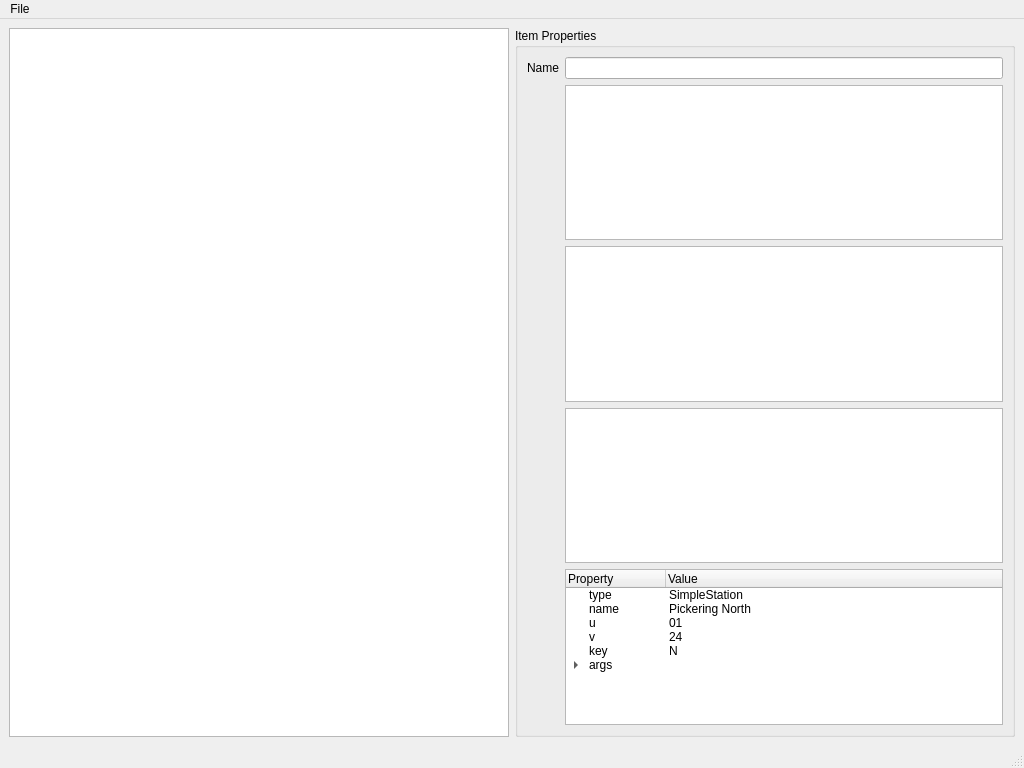
Qt form spur/resources/ui/MainWindow.ui (spur-sim/spur) before a commit.
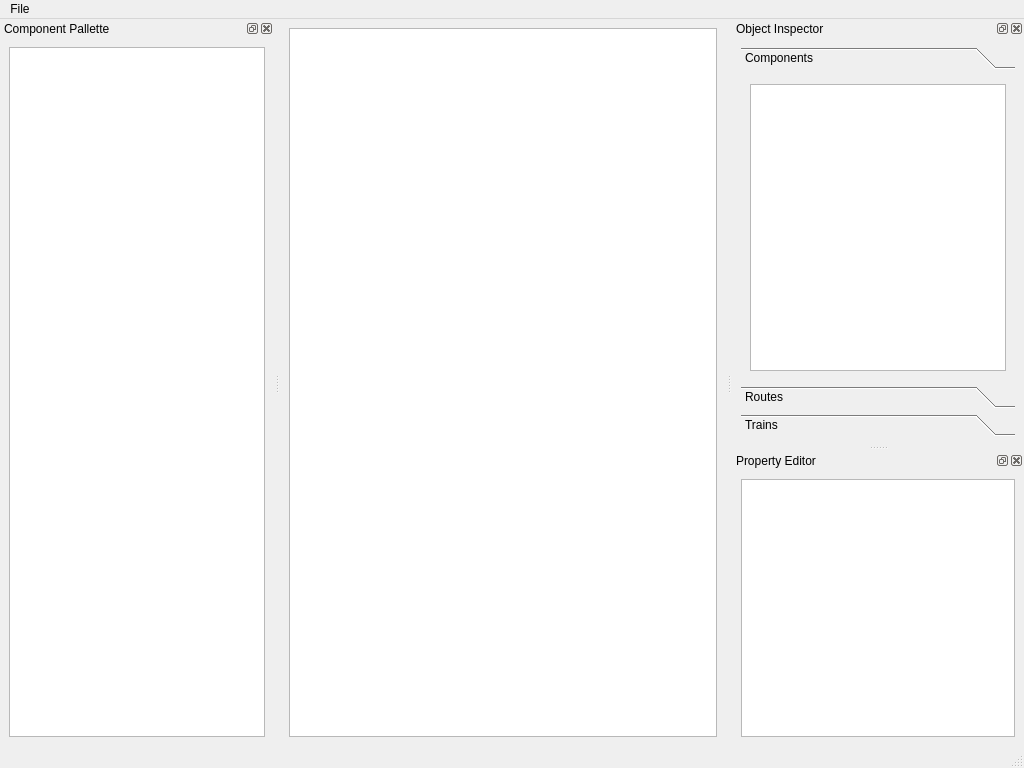
The same form after that commit. Custom widgets are drawn as their Qt base class.

Commit message: Basic editor with grid layout. Not currently functional

Patch:
```diff
--- a/spur/resources/ui/MainWindow.ui
+++ b/spur/resources/ui/MainWindow.ui
@@ -14,135 +14,22 @@
    <string>Spur</string>
   </property>
   <widget class="QWidget" name="centralwidget">
-   <layout class="QVBoxLayout" name="verticalLayout">
+   <layout class="QHBoxLayout" name="horizontalLayout">
     <item>
-     <layout class="QHBoxLayout" name="horizontalLayout">
-      <item>
-       <widget class="Canvas" name="canvas">
-        <property name="sizePolicy">
-         <sizepolicy hsizetype="MinimumExpanding" vsizetype="Expanding">
-          <horstretch>0</horstretch>
-          <verstretch>0</verstretch>
-         </sizepolicy>
-        </property>
-        <property name="cursor" stdset="0">
-         <cursorShape>ArrowCursor</cursorShape>
-        </property>
-        <property name="mouseTracking">
-         <bool>true</bool>
-        </property>
-       </widget>
-      </item>
-      <item>
-       <widget class="QGroupBox" name="groupBox">
-        <property name="title">
-         <string>Item Properties</string>
-        </property>
-        <layout class="QGridLayout" name="gridLayout">
-         <item row="0" column="0">
-          <widget class="QLabel" name="label">
-           <property name="text">
-            <string>Name</string>
-           </property>
-          </widget>
-         </item>
-         <item row="3" column="1">
-          <widget class="QTableView" name="tblRoutes"/>
-         </item>
-         <item row="4" column="1">
-          <widget class="QTableView" name="tblTrains"/>
-         </item>
-         <item row="0" column="1">
-          <widget class="QLineEdit" name="lineEdit"/>
-         </item>
-         <item row="2" column="1">
-          <widget class="QTableView" name="tblComponents"/>
-         </item>
-         <item row="5" column="1">
-          <widget class="QTreeWidget" name="treeDetails">
-           <column>
-            <property name="text">
-             <string>Property</string>
-            </property>
-           </column>
-           <column>
-            <property name="text">
-             <string>Value</string>
-            </property>
-           </column>
-           <item>
-            <property name="text">
-             <string>type</string>
-            </property>
-            <property name="text">
-             <string>SimpleStation</string>
-            </property>
-            <property name="flags">
-             <set>ItemIsSelectable|ItemIsEditable|ItemIsDragEnabled|ItemIsDropEnabled|ItemIsUserCheckable|ItemIsEnabled</set>
-            </property>
-           </item>
-           <item>
-            <property name="text">
-             <string>name</string>
-            </property>
-            <property name="text">
-             <string>Pickering North</string>
-            </property>
-           </item>
-           <item>
-            <property name="text">
-             <string>u</string>
-            </property>
-            <property name="text">
-             <string>01</string>
-            </property>
-           </item>
-           <item>
-            <property name="text">
-             <string>v</string>
-            </property>
-            <property name="text">
-             <string>24</string>
-            </property>
-           </item>
-           <item>
-            <property name="text">
-             <string>key</string>
-            </property>
-            <property name="text">
-             <string>N</string>
-            </property>
-           </item>
-           <item>
-            <property name="text">
-             <string>args</string>
-            </property>
-            <property name="text">
-             <string/>
-            </property>
-            <item>
-             <property name="text">
-              <string>mean_boarding</string>
-             </property>
-             <property name="text">
-              <string>10</string>
-             </property>
-            </item>
-            <item>
-             <property name="text">
-              <string>mean_alighting</string>
-             </property>
-             <property name="text">
-              <string>10</string>
-             </property>
-            </item>
-           </item>
-          </widget>
-         </item>
-        </layout>
-       </widget>
-      </item>
-     </layout>
+     <widget class="Canvas" name="canvas">
+      <property name="sizePolicy">
+       <sizepolicy hsizetype="MinimumExpanding" vsizetype="Expanding">
+        <horstretch>0</horstretch>
+        <verstretch>0</verstretch>
+       </sizepolicy>
+      </property>
+      <property name="cursor" stdset="0">
+       <cursorShape>ArrowCursor</cursorShape>
+      </property>
+      <property name="mouseTracking">
+       <bool>true</bool>
+      </property>
+     </widget>
     </item>
    </layout>
   </widget>
@@ -167,6 +54,101 @@
    <addaction name="menuActions"/>
   </widget>
   <widget class="QStatusBar" name="statusbar"/>
+  <widget class="QDockWidget" name="dockWidget">
+   <property name="windowTitle">
+    <string>Object Inspector</string>
+   </property>
+   <attribute name="dockWidgetArea">
+    <number>2</number>
+   </attribute>
+   <widget class="QWidget" name="dockObjects">
+    <layout class="QVBoxLayout" name="verticalLayout">
+     <item>
+      <widget class="QToolBox" name="toolBox">
+       <property name="currentIndex">
+        <number>0</number>
+       </property>
+       <widget class="QWidget" name="pgComponents">
+        <property name="geometry">
+         <rect>
+          <x>0</x>
+          <y>0</y>
+          <width>306</width>
+          <height>357</height>
+         </rect>
+        </property>
+        <attribute name="label">
+         <string>Components</string>
+        </attribute>
+        <layout class="QVBoxLayout" name="verticalLayout_3">
+         <item>
+          <widget class="QTableView" name="tblComponents"/>
+         </item>
+        </layout>
+       </widget>
+       <widget class="QWidget" name="pgRoutes">
+        <property name="geometry">
+         <rect>
+          <x>0</x>
+          <y>0</y>
+          <width>267</width>
+          <height>357</height>
+         </rect>
+        </property>
+        <attribute name="label">
+         <string>Routes</string>
+        </attribute>
+       </widget>
+       <widget class="QWidget" name="pgTrains">
+        <attribute name="label">
+         <string>Trains</string>
+        </attribute>
+       </widget>
+      </widget>
+     </item>
+    </layout>
+   </widget>
+  </widget>
+  <widget class="QDockWidget" name="dwPropertyEditor">
+   <property name="windowTitle">
+    <string>Property Editor</string>
+   </property>
+   <attribute name="dockWidgetArea">
+    <number>2</number>
+   </attribute>
+   <widget class="QWidget" name="dockProperties">
+    <layout class="QVBoxLayout" name="verticalLayout_2">
+     <item>
+      <widget class="QTreeView" name="treeProperties"/>
+     </item>
+    </layout>
+   </widget>
+  </widget>
+  <widget class="QDockWidget" name="dockComponents">
+   <property name="windowTitle">
+    <string>Component Pallette</string>
+   </property>
+   <attribute name="dockWidgetArea">
+    <number>1</number>
+   </attribute>
+   <widget class="QWidget" name="dockWidgetContents">
+    <layout class="QVBoxLayout" name="verticalLayout_4">
+     <item>
+      <widget class="QTreeView" name="treeComponentPalette">
+       <property name="dragEnabled">
+        <bool>false</bool>
+       </property>
+       <property name="dragDropMode">
+        <enum>QAbstractItemView::NoDragDrop</enum>
+       </property>
+       <property name="selectionBehavior">
+        <enum>QAbstractItemView::SelectItems</enum>
+       </property>
+      </widget>
+     </item>
+    </layout>
+   </widget>
+  </widget>
   <action name="action_add_component">
    <property name="text">
     <string>New Component</string>
```
The commit also changes 8 other files.
